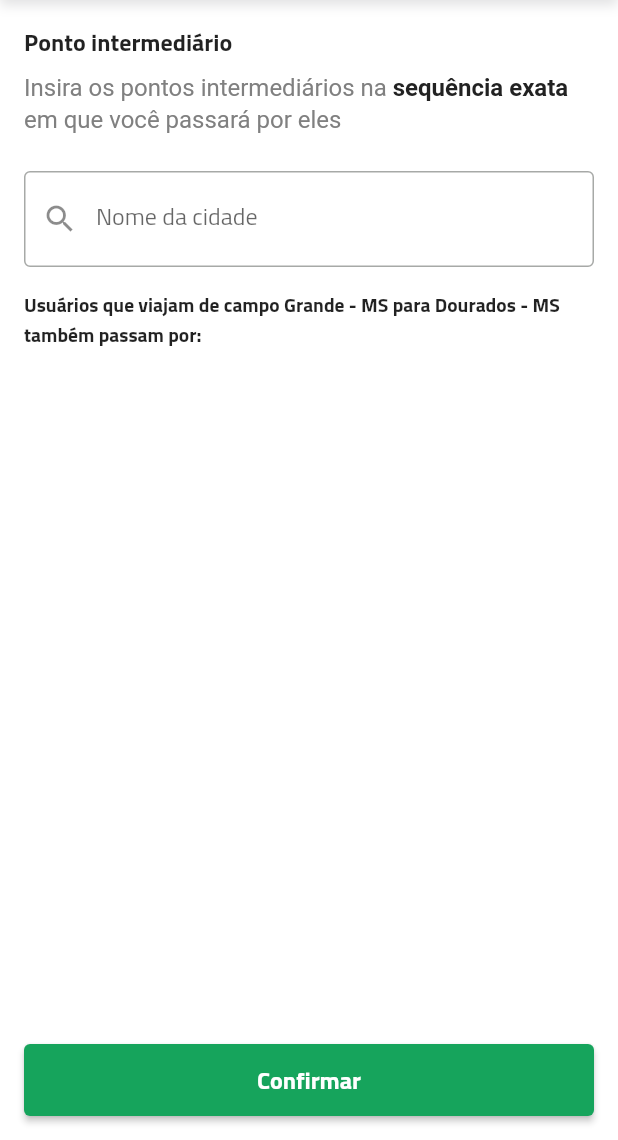
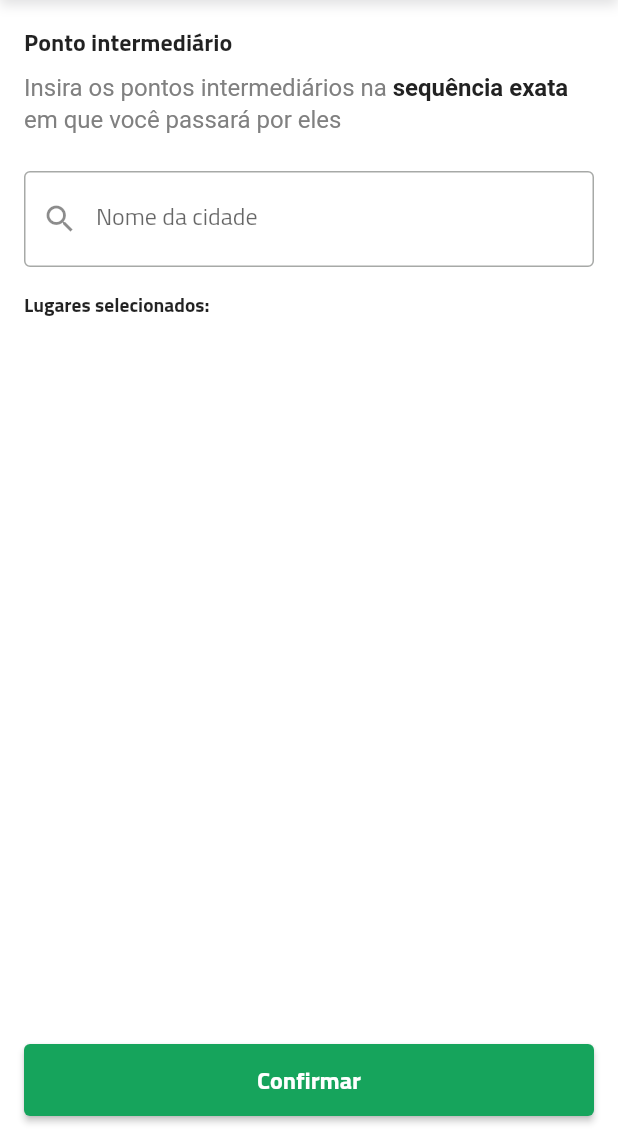
Before and after one commit to andrehmarcilio/fluvver-jera-test, a Flutter app: the PontoIntermediarioFormView screen opened directly, on a phone screen of 412 x 824 dp, the part 96-1236 px from its top. Run offline on Flutter 3.47's test engine with Material 2 defaults, Android fonts, the phone set to English and light mode, and no system bars; our stand-ins replace flutter_bloc, flutter_svg, google_maps_flutter; missing offline and left inert: flutter_polyline_points.

Commit message:
Adicionada a funcionalidade de acrescentar pontos na rota + Provider

```diff
--- /dev/null
+++ b/lib/presentation/viagemForm/bloc/trajetoFormBloc/trajeto_form_cubit.dart
@@ -0,0 +1,18 @@
+import 'package:flutter_bloc/flutter_bloc.dart';
+
+import '../../../../domain/entity/lugar_auto_complete.dart';
+
+class TrajetoFormCubit extends Cubit<List<LugarAutoComplete>> {
+  TrajetoFormCubit() : super([]);
+
+  adicionarLugar(List<LugarAutoComplete> lugares) {
+   state.addAll(lugares);
+   emit(state.toList());
+  }
+
+  removerLugar(int index) {
+    state.removeAt(index);
+    emit(state.toList());
+  }
+
+}
--- a/lib/presentation/viagemForm/bloc/trajetoMapaBloc/trajeto_events.dart
+++ b/lib/presentation/viagemForm/bloc/trajetoMapaBloc/trajeto_events.dart
@@ -13,6 +13,6 @@ class SelectDestination extends TrajetoEvents {
 }
 
 class UpdateWayPoints extends TrajetoEvents {
- List<String>? wayPointId;
- UpdateWayPoints(this.wayPointId);
+ List<LugarAutoComplete> wayPoints;
+ UpdateWayPoints(this.wayPoints);
 }
--- a/lib/presentation/viagemForm/view/ponto_intermediario_form_view.dart
+++ b/lib/presentation/viagemForm/view/ponto_intermediario_form_view.dart
@@ -1,16 +1,38 @@
 import 'package:flutter/material.dart';
+import 'package:flutter_bloc/flutter_bloc.dart';
 import 'package:muvver_jera_teste/presentation/viagemForm/widget/custom_app_bar.dart';
-import 'package:muvver_jera_teste/presentation/viagemForm/widget/custom_text_field.dart';
 import 'package:muvver_jera_teste/presentation/viagemForm/widget/titulo_text.dart';
+import 'package:muvver_jera_teste/utils/extensions/lugar_auto_complete_extensions.dart';
 
+import '../../../data/remote/maps/maps_repository.dart';
+import '../../../data/remote/maps/maps_service.dart';
+import '../../../domain/entity/lugar_auto_complete.dart';
+import '../../../domain/useCases/auto_completar_campo_cidade_use_case.dart';
+import '../bloc/trajetoFormBloc/trajeto_form_cubit.dart';
+import '../bloc/trajetoMapaBloc/trajeto_bloc.dart';
+import '../widget/custom_auto_complete_widget.dart';
 import '../widget/custom_elevated_button.dart';
+import '../widget/ponto_intermediario_item.dart';
 
-class PontoIntermediarioFormView extends StatelessWidget {
-  PontoIntermediarioFormView({Key? key}) : super(key: key);
-  final nomeCidadeController = TextEditingController();
+class PontoIntermediarioFormView extends StatefulWidget {
+  const PontoIntermediarioFormView({Key? key}) : super(key: key);
+
+  @override
+  State<PontoIntermediarioFormView> createState() =>
+      _PontoIntermediarioFormViewState();
+}
+
+class _PontoIntermediarioFormViewState
+    extends State<PontoIntermediarioFormView> {
+  List<LugarAutoComplete> lugares = [];
+  List<LugarAutoComplete> lugaresSelecionados = [];
+
+  final autoCompletar =
+      AutoCompletarCampoCidadeUseCase(MapsRepository(MapsService()));
 
   @override
   Widget build(BuildContext context) {
+    final cubit = context.read<TrajetoFormCubit>();
     return Scaffold(
       body: Stack(
         alignment: Alignment.bottomCenter,
@@ -22,6 +44,10 @@ class PontoIntermediarioFormView extends StatelessWidget {
               const CustomAppBar(
                 showCloseButton: true,
               ),
+              Expanded(child: SingleChildScrollView(
+                child: Column(
+                  crossAxisAlignment: CrossAxisAlignment.start,
+                  children: [
                     const SizedBox(
                       height: 16,
                     ),
@@ -56,10 +82,22 @@ class PontoIntermediarioFormView extends StatelessWidget {
                     const SizedBox(
                       height: 24,
                     ),
-              CustomTextField(
-                controller: nomeCidadeController,
+                    CustomAutoComplete(
                       label: "Nome da cidade",
-                icon: const Icon(Icons.search),
+                      onSelected: (value) {
+                        setState(() {
+                          lugaresSelecionados
+                              .add(lugares.pegarLugarPeloNome(value));
+                        });
+                      },
+                      optionsBuilder: (textEdt) async {
+                        try {
+                          lugares = await autoCompletar(textEdt.text);
+                          return lugares.map((e) => e.nome);
+                        } catch (e) {
+                          return [];
+                        }
+                      },
                     ),
                     const SizedBox(
                       height: 15,
@@ -67,20 +105,35 @@ class PontoIntermediarioFormView extends StatelessWidget {
                     const Padding(
                       padding: EdgeInsets.symmetric(horizontal: 16),
                       child: Text(
-                  "Usuários que viajam de campo Grande - MS para Dourados - MS também passam por:",
+                        "Lugares selecionados:",
                         textAlign: TextAlign.start,
                         style: TextStyle(
-                    fontSize: 13,
-                    fontWeight: FontWeight.w700
-
+                            fontSize: 13, fontWeight: FontWeight.w700),
                       ),
                     ),
-              )
+                    ListView.builder(
+                        physics: const NeverScrollableScrollPhysics(),
+                        shrinkWrap: true,
+                        itemCount: lugaresSelecionados.length,
+                        itemBuilder: (context, position) {
+                          return PontoIntermediarioItem(
+                              nome: lugaresSelecionados[position].nome,
+                              onPressed: () => setState(() {
+                                    lugaresSelecionados.removeAt(position);
+                                  }));
+                        })
                   ],
                 ),
-          CustomElevatedButton(onPress: () {
+              )),
+            ],
+          ),
+          CustomElevatedButton(
+            onPress: () {
+              cubit.adicionarLugar(lugaresSelecionados);
               Navigator.of(context).pop();
-          }, text: "Confirmar",),
+            },
+            text: "Confirmar",
+          ),
         ],
       ),
     );
--- a/lib/presentation/viagemForm/view/veiculo_form_view.dart
+++ b/lib/presentation/viagemForm/view/veiculo_form_view.dart
@@ -79,7 +79,7 @@ class _VeiculoFormViewState extends State<VeiculoFormView> {
           ),
           CustomElevatedButton(onPress: () {
             Navigator.of(context).push(
-                MaterialPageRoute(builder: (context) => const TrajetoContainer()));
+                MaterialPageRoute(builder: (context) => const TrajetoFormView()));
           }),
         ],
       ),
--- a/pubspec.yaml
+++ b/pubspec.yaml
@@ -41,6 +41,7 @@ dependencies:
   flutter_bloc: ^8.1.1
   google_maps_flutter: ^2.2.0
   flutter_polyline_points: ^1.0.0
+  provider: ^6.0.3
 
 dev_dependencies:
   flutter_test:
@@ -77,6 +78,7 @@ flutter:
     - assets/images/logo.svg
     - assets/images/fotoperfil.jpeg
     - assets/images/illustração_send.png
+    - assets/images/point-map.png
     - assets/images/inicio/ic-box.png
     - assets/images/inicio/delivery-truck.png
     - assets/icons/veiculos/ic_aviao.png
```
Also changed, not shown: lib/main.dart (+32 -1 lines), lib/presentation/viagemForm/bloc/trajetoMapaBloc/trajeto_bloc.dart (+24 -11 lines), lib/presentation/viagemForm/view/trajeto_form_view.dart (+50 -79 lines), lib/presentation/viagemForm/widget/adicionar_ponto_intermediario_button.dart (added, +50 -0 lines), lib/presentation/viagemForm/widget/ponto_intermediario_item.dart (added, +43 -0 lines), lib/utils/extensions/lugar_auto_complete_extensions.dart (added, +9 -0 lines), assets/images/point-map.png (added), pubspec.lock. Lines whose indentation alone changed are shown as unchanged.
